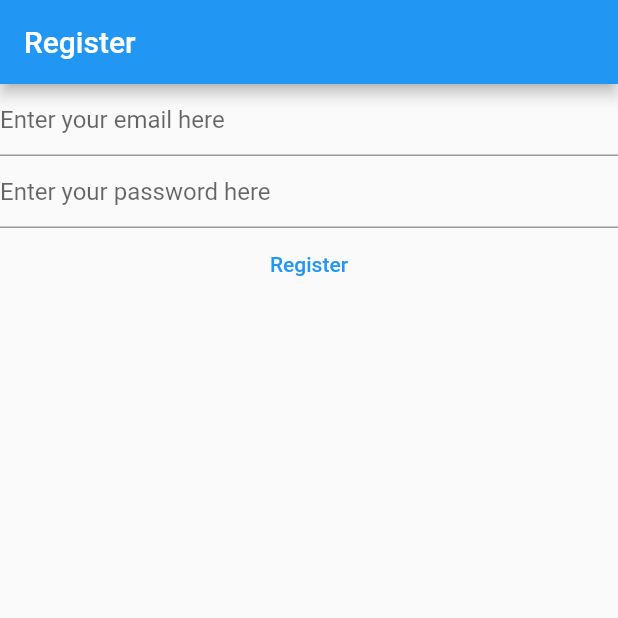
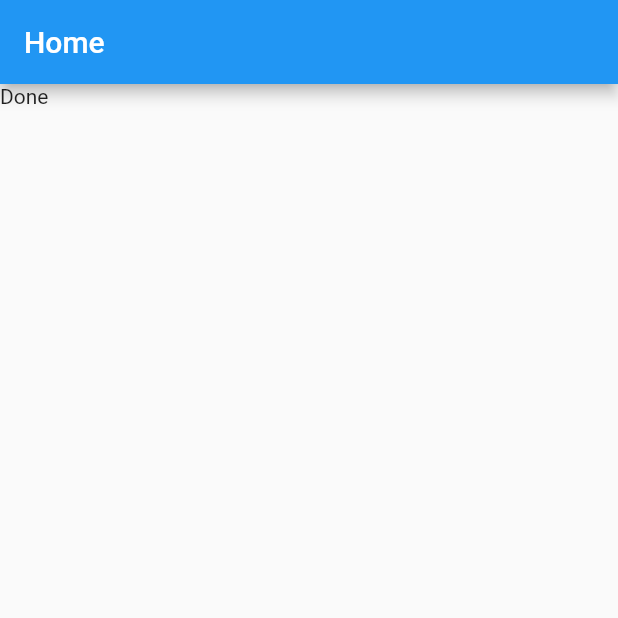
Before and after one commit to nguyenNgG/mynotes, a Flutter app: the screen it shows after launch, on a phone screen of 412 x 824 dp, the top half of it. Run offline on Flutter 3.47's test engine with Material 2 defaults, Android fonts, the phone set to English and light mode, and no system bars; our stand-ins replace firebase_auth, firebase_core; accounts and stored records are empty.

Commit message:
add login; separate login/register; add home page

```diff
--- a/lib/main.dart
+++ b/lib/main.dart
@@ -1,7 +1,7 @@
+import 'package:firebase_auth/firebase_auth.dart';
+import 'package:firebase_core/firebase_core.dart';
 import 'package:flutter/material.dart';
-import 'package:firebase_core/firebase_core.dart';
-import 'package:firebase_auth/firebase_auth.dart';
-import 'firebase_options.dart';
+import 'package:mynotes/firebase_options.dart';
 
 void main() async {
   WidgetsFlutterBinding.ensureInitialized();
@@ -15,73 +15,26 @@ void main() async {
   ));
 }
 
-class HomePage extends StatefulWidget {
+class HomePage extends StatelessWidget {
   const HomePage({Key? key}) : super(key: key);
-
-  @override
-  State<HomePage> createState() => _HomePageState();
-}
-
-class _HomePageState extends State<HomePage> {
-  late final TextEditingController _email;
-  late final TextEditingController _password;
-
-  @override
-  void initState() {
-    _email = TextEditingController();
-    _password = TextEditingController();
-    super.initState();
-  }
-
-  @override
-  void dispose() {
-    _email.dispose();
-    _password.dispose();
-    super.dispose();
-  }
 
   @override
   Widget build(BuildContext context) {
     return Scaffold(
-        appBar: AppBar(title: const Text('Register')),
+        appBar: AppBar(title: const Text('Home')),
         body: FutureBuilder(
           future: Firebase.initializeApp(
-            options: DefaultFirebaseOptions.currentPlatform,
-          ),
+              options: DefaultFirebaseOptions.currentPlatform),
           builder: (context, snapshot) {
             switch (snapshot.connectionState) {
               case ConnectionState.done:
-                return Column(
-                  children: [
-                    TextField(
-                      controller: _email,
-                      enableSuggestions: false,
-                      autocorrect: false,
-                      keyboardType: TextInputType.emailAddress,
-                      decoration: const InputDecoration(
-                          hintText: 'Enter your email here'),
-                    ),
-                    TextField(
-                      controller: _password,
-                      obscureText: true,
-                      enableSuggestions: false,
-                      autocorrect: false,
-                      decoration: const InputDecoration(
-                          hintText: 'Enter your password here'),
-                    ),
-                    TextButton(
-                      onPressed: () async {
-                        final email = _email.text;
-                        final password = _password.text;
-                        final userCredential = await FirebaseAuth.instance
-                            .createUserWithEmailAndPassword(
-                                email: email, password: password);
-                        print(userCredential);
-                      },
-                      child: const Text('Register'),
-                    ),
-                  ],
-                );
+                final user = FirebaseAuth.instance.currentUser;
+                if (user?.emailVerified ?? false) {
+                  print('You are verified');
+                } else {
+                  print('You are not verified');
+                }
+                return const Text('Done');
               default:
                 return const Text('Loading...');
             }
```
Also changed, not shown: lib/views/login_view.dart (added, +88 -0 lines), lib/views/register_view.dart (added, +89 -0 lines), 1 other file.
